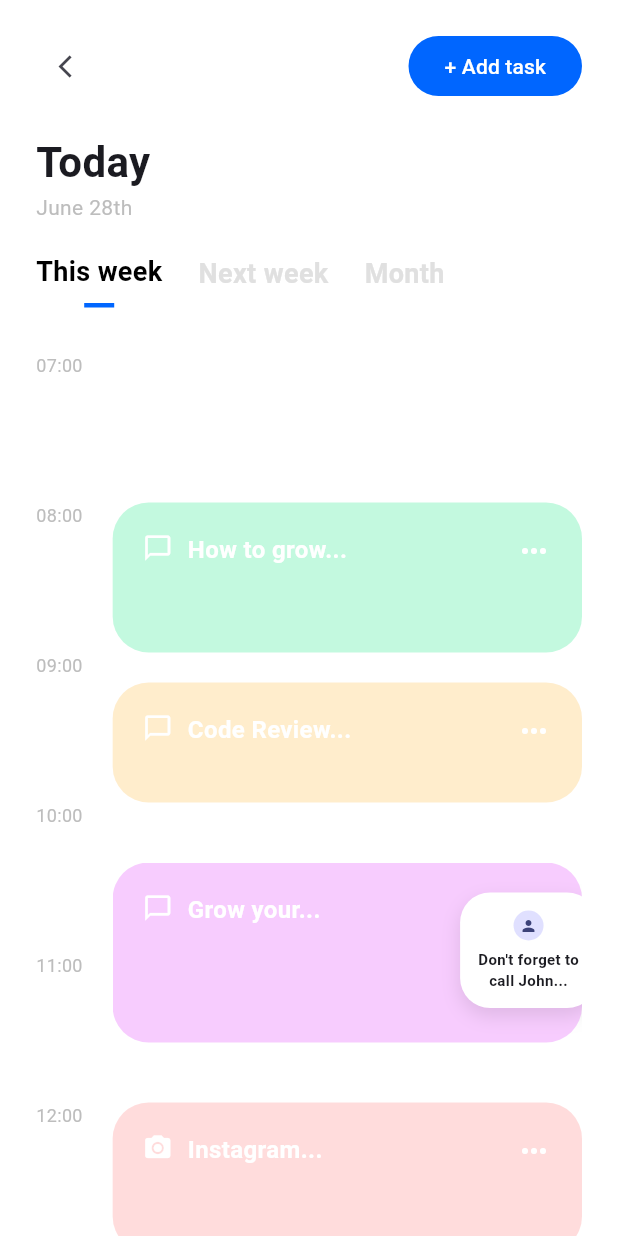
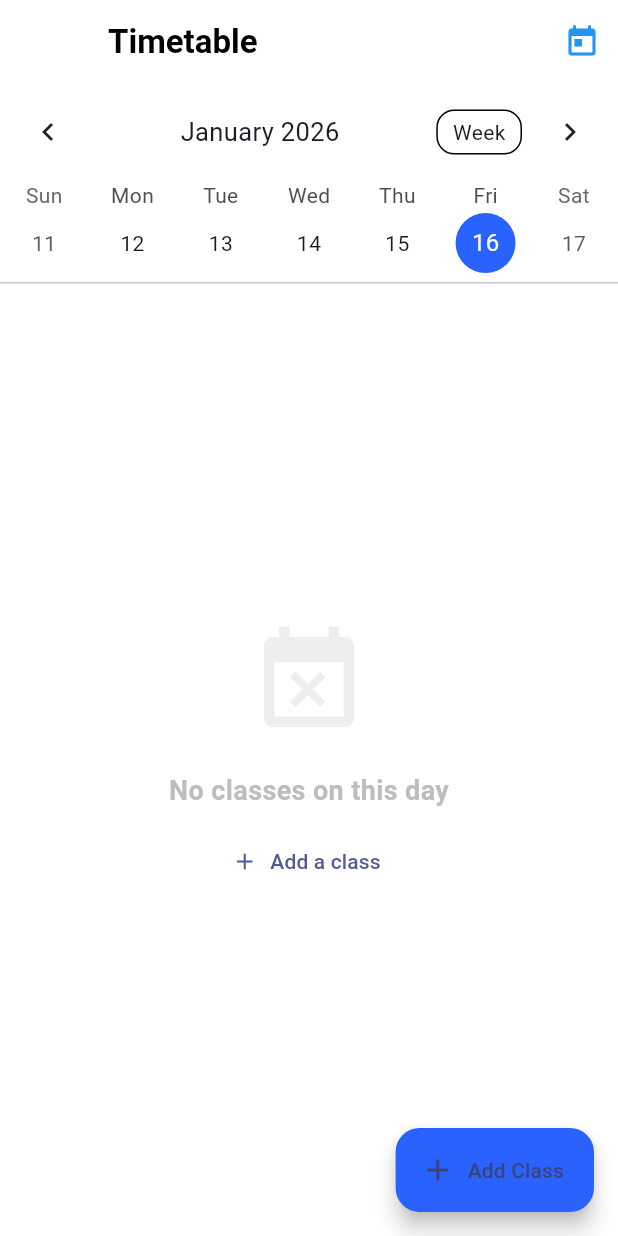
Before and after one commit to TusharDwarka/UOMPerApp, a Flutter app: the TimetableTab screen opened directly, on a phone screen of 412 x 824 dp. Run offline on Flutter 3.47's test engine with Material 3 defaults, Android fonts, the phone set to English and light mode, and no system bars; drawn by our look-alikes of table_calendar; our stand-ins replace isar_community; accounts and stored records are empty; generated files the repository leaves out were written again.

Commit message:
Timetable fix

```diff
--- a/lib/screens/timetable_tab.dart
+++ b/lib/screens/timetable_tab.dart
@@ -1,181 +1,317 @@
 import 'package:flutter/material.dart';
+import 'package:table_calendar/table_calendar.dart';
+import 'package:provider/provider.dart';
+import 'package:intl/intl.dart';
+import '../providers/timetable_provider.dart';
+import '../models/class_session.dart';
 
-class TimetableTab extends StatelessWidget {
+class TimetableTab extends StatefulWidget {
   const TimetableTab({super.key});
+
+  @override
+  State<TimetableTab> createState() => _TimetableTabState();
+}
+
+class _TimetableTabState extends State<TimetableTab> {
+  CalendarFormat _calendarFormat = CalendarFormat.week;
+  DateTime _focusedDay = DateTime.now();
+  DateTime? _selectedDay;
+
+  @override
+  void initState() {
+    super.initState();
+    _selectedDay = _focusedDay;
+    // Load data
+    WidgetsBinding.instance.addPostFrameCallback((_) {
+      Provider.of<TimetableProvider>(context, listen: false).loadSessions();
+    });
+  }
+
+  List<ClassSession> _getEventsForDay(DateTime day, List<ClassSession> allSessions) {
+    // Convert DateTime day to string (e.g., "Monday")
+    final dayName = DateFormat('EEEE').format(day);
+
+    // Filter recurring sessions for this weekday
+    return allSessions.where((s) => s.day == dayName).toList()
+      ..sort((a, b) => a.startTime.compareTo(b.startTime));
+  }
+
+  void _showAddSessionDialog() {
+    final formKey = GlobalKey<FormState>();
+    String subject = '';
+    String room = '';
+    String startTime = "09:00";
+    String endTime = "10:30";
+    // Default to selected day name
+    String selectedDayName = DateFormat('EEEE').format(_selectedDay ?? DateTime.now());
+    final days = ['Monday', 'Tuesday', 'Wednesday', 'Thursday', 'Friday', 'Saturday', 'Sunday'];
+
+    showModalBottomSheet(
+      context: context,
+      isScrollControlled: true,
+      shape: const RoundedRectangleBorder(borderRadius: BorderRadius.vertical(top: Radius.circular(20))),
+      builder: (context) => Padding(
+        padding: EdgeInsets.only(bottom: MediaQuery.of(context).viewInsets.bottom, top: 20, left: 20, right: 20),
+        child: Form(
+          key: formKey,
+          child: Column(
+            mainAxisSize: MainAxisSize.min,
+            crossAxisAlignment: CrossAxisAlignment.start,
+            children: [
+              const Text("Add New Class", style: TextStyle(fontSize: 20, fontWeight: FontWeight.bold)),
+              const SizedBox(height: 20),
+              TextFormField(
+                decoration: InputDecoration(
+                  labelText: "Subject / Module",
+                  border: OutlineInputBorder(borderRadius: BorderRadius.circular(12)),
+                  prefixIcon: const Icon(Icons.book_outlined),
+                ),
+                validator: (v) => v!.isEmpty ? "Required" : null,
+                onSaved: (v) => subject = v!,
+              ),
+              const SizedBox(height: 15),
+              TextFormField(
+                decoration: InputDecoration(
+                  labelText: "Room / Location",
+                  border: OutlineInputBorder(borderRadius: BorderRadius.circular(12)),
+                  prefixIcon: const Icon(Icons.location_on_outlined),
+                ),
+                onSaved: (v) => room = v ?? '',
+              ),
+              const SizedBox(height: 15),
+              DropdownButtonFormField<String>(
+                value: days.contains(selectedDayName) ? selectedDayName : 'Monday',
+                decoration: InputDecoration(labelText: "Day", border: OutlineInputBorder(borderRadius: BorderRadius.circular(12))),
+                items: days.map((d) => DropdownMenuItem(value: d, child: Text(d))).toList(),
+                onChanged: (v) => selectedDayName = v!,
+              ),
+              const SizedBox(height: 15),
+              Row(
+                children: [
+                  Expanded(
+                    child: TextFormField(
+                      initialValue: startTime,
+                      decoration: const InputDecoration(labelText: "Start (HH:MM)", border: OutlineInputBorder()),
+                      onSaved: (v) => startTime = v!,
+                    ),
+                  ),
+                  const SizedBox(width: 10),
+                  Expanded(
+                    child: TextFormField(
+                      initialValue: endTime,
+                      decoration: const InputDecoration(labelText: "End (HH:MM)", border: OutlineInputBorder()),
+                      onSaved: (v) => endTime = v!,
+                    ),
+                  ),
+                ],
+              ),
+              const SizedBox(height: 25),
+              SizedBox(
+                width: double.infinity,
+                height: 50,
+                child: ElevatedButton(
+                  onPressed: () {
+                    if (formKey.currentState!.validate()) {
+                      formKey.currentState!.save();
+                      final newSession = ClassSession(
+                        subject: subject,
+                        room: room,
+                        day: selectedDayName,
+                        startTime: startTime,
+                        endTime: endTime,
+                        isUser: true,
+                      );
+                      Provider.of<TimetableProvider>(context, listen: false).addSession(newSession);
+                      Navigator.pop(context);
+                    }
+                  },
+                  style: ElevatedButton.styleFrom(
+                    backgroundColor: const Color(0xFF2962FF),
+                    foregroundColor: Colors.white,
+                    shape: RoundedRectangleBorder(borderRadius: BorderRadius.circular(12)),
+                  ),
+                  child: const Text("Save Class"),
+                ),
+              ),
+              const SizedBox(height: 20),
+            ],
+          ),
+        ),
+      ),
+    );
+  }
 
   @override
   Widget build(BuildContext context) {
     return Scaffold(
       backgroundColor: Colors.white,
-      body: SafeArea(
-        child: Column(
-          children: [
-            _buildHeader(),
-            Expanded(
-              child: SingleChildScrollView(
-                padding: const EdgeInsets.symmetric(horizontal: 24, vertical: 20),
-                child: Row(
-                  crossAxisAlignment: CrossAxisAlignment.start,
-                  children: [
-                    _buildTimeColumn(),
-                    const SizedBox(width: 20),
-                    Expanded(child: _buildEventColumn()),
-                  ],
-                ),
+      appBar: AppBar(
+        title: const Text('Timetable', style: TextStyle(color: Colors.black, fontWeight: FontWeight.bold)),
+        backgroundColor: Colors.white,
+        elevation: 0,
+        centerTitle: false,
+        actions: [
+          IconButton(
+            icon: const Icon(Icons.today, color: Colors.blue),
+            onPressed: () {
+              setState(() {
+                _focusedDay = DateTime.now();
+                _selectedDay = DateTime.now();
+              });
+            },
+          )
+        ],
+      ),
+      floatingActionButton: FloatingActionButton.extended(
+        onPressed: _showAddSessionDialog,
+        backgroundColor: const Color(0xFF2962FF),
+        icon: const Icon(Icons.add),
+        label: const Text("Add Class"),
+      ),
+      body: Consumer<TimetableProvider>(
+        builder: (context, timetable, _) {
+          final events = _getEventsForDay(_selectedDay ?? DateTime.now(), timetable.userSessions);
+
+          return Column(
+            children: [
+              _buildCalendar(),
+              const Divider(height: 1),
+              Expanded(
+                child: events.isEmpty
+                  ? _buildEmptyState()
+                  : ListView.builder(
+                      padding: const EdgeInsets.all(20),
+                      itemCount: events.length,
+                      itemBuilder: (context, index) {
+                        return _buildClassCard(events[index]);
+                      },
+                    ),
               ),
-            ),
-          ],
-        ),
+            ],
+          );
+        },
       ),
     );
   }
 
-  Widget _buildHeader() {
+  Widget _buildCalendar() {
+    return TableCalendar(
+      firstDay: DateTime.utc(2023, 1, 1),
+      lastDay: DateTime.utc(2030, 12, 31),
+      focusedDay: _focusedDay,
+      calendarFormat: _calendarFormat,
+      selectedDayPredicate: (day) => isSameDay(_selectedDay, day),
+      onDaySelected: (selectedDay, focusedDay) {
+        setState(() {
+          _selectedDay = selectedDay;
+          _focusedDay = focusedDay;
+        });
+      },
+      onFormatChanged: (format) {
+        if (_calendarFormat != format) {
+          setState(() {
+            _calendarFormat = format;
+          });
+        }
+      },
+      onPageChanged: (focusedDay) {
+        _focusedDay = focusedDay;
+      },
+      calendarStyle: const CalendarStyle(
+        selectedDecoration: BoxDecoration(color: Color(0xFF2962FF), shape: BoxShape.circle),
+        todayDecoration: BoxDecoration(color: Color(0xFF90CAF9), shape: BoxShape.circle),
+        markerDecoration: BoxDecoration(color: Color(0xFF2962FF), shape: BoxShape.circle),
+      ),
+      headerStyle: const HeaderStyle(
+        formatButtonVisible: true,
+        titleCentered: true,
+        formatButtonShowsNext: false,
+      ),
+    );
+  }
+
+  Widget _buildClassCard(ClassSession session) {
+    // Generate color from subject hash for consistency
+    final color = [
+       const Color(0xFFE3F2FD), // Blue
+       const Color(0xFFF3E5F5), // Purple
+       const Color(0xFFE8F5E9), // Green
+       const Color(0xFFFFF3E0), // Orange
+    ][session.subject.hashCode.abs() % 4];
+
+    final accentColor = [
+       const Color(0xFF1565C0),
+       const Color(0xFF7B1FA2),
+       const Color(0xFF2E7D32),
+       const Color(0xFFEF6C00),
+    ][session.subject.hashCode.abs() % 4];
+
     return Container(
-      padding: const EdgeInsets.fromLTRB(24, 20, 24, 0),
-      color: Colors.white,
-      child: Column(
-        crossAxisAlignment: CrossAxisAlignment.start,
+      margin: const EdgeInsets.only(bottom: 16),
+      padding: const EdgeInsets.all(20),
+      decoration: BoxDecoration(
+        color: color,
+        borderRadius: BorderRadius.circular(20),
+        border: Border.all(color: accentColor.withOpacity(0.1)),
+      ),
+      child: Row(
         children: [
-          Row(
-            mainAxisAlignment: MainAxisAlignment.spaceBetween,
-            children: [
-              IconButton(onPressed: () {}, icon: const Icon(Icons.arrow_back_ios, size: 18)),
-              ElevatedButton(
-                onPressed: () {},
-                style: ElevatedButton.styleFrom(
-                  backgroundColor: const Color(0xFF0066FF),
-                  shape: RoundedRectangleBorder(borderRadius: BorderRadius.circular(20)),
-                  elevation: 0,
+          Container(
+            padding: const EdgeInsets.symmetric(vertical: 8, horizontal: 12),
+            decoration: BoxDecoration(
+              color: Colors.white,
+              borderRadius: BorderRadius.circular(12),
+            ),
+            child: Column(
+              children: [
+                Text(session.startTime, style: TextStyle(fontWeight: FontWeight.bold, color: accentColor)),
+                Container(height: 1, width: 20, color: Colors.grey[300], margin: const EdgeInsets.symmetric(vertical: 4)),
+                Text(session.endTime, style: TextStyle(color: Colors.grey[600], fontSize: 12)),
+              ],
+            ),
+          ),
+          const SizedBox(width: 20),
+          Expanded(
+            child: Column(
+              crossAxisAlignment: CrossAxisAlignment.start,
+              children: [
+                Text(
+                  session.subject,
+                  style: TextStyle(fontSize: 18, fontWeight: FontWeight.bold, color: accentColor)
                 ),
-                child: const Text("+ Add task", style: TextStyle(color: Colors.white)),
-              ),
-            ],
+                const SizedBox(height: 5),
+                Row(
+                  children: [
+                    Icon(Icons.location_on, size: 16, color: accentColor.withOpacity(0.7)),
+                    const SizedBox(width: 4),
+                    Text(session.room, style: TextStyle(color: Colors.grey[700])),
+                  ],
+                ),
+              ],
+            ),
           ),
-          const SizedBox(height: 20),
-          const Text("Today", style: TextStyle(fontSize: 28, fontWeight: FontWeight.bold)),
-          Text("June 28th", style: TextStyle(color: Colors.grey[400], fontSize: 14)),
-          const SizedBox(height: 20),
-          Row(
-            children: [
-              _buildTab("This week", true),
-              _buildTab("Next week", false),
-              _buildTab("Month", false), // Cut off in image, guessing
-            ],
-          ),
-          const SizedBox(height: 10),
         ],
       ),
     );
   }
 
-  Widget _buildTab(String text, bool isSelected) {
-    return Padding(
-      padding: const EdgeInsets.only(right: 24),
+  Widget _buildEmptyState() {
+    return Center(
       child: Column(
+        mainAxisAlignment: MainAxisAlignment.center,
         children: [
+          Icon(Icons.event_busy, size: 80, color: Colors.grey[200]),
+          const SizedBox(height: 20),
           Text(
-            text,
-            style: TextStyle(
-              fontSize: 18,
-              fontWeight: FontWeight.bold,
-              color: isSelected ? Colors.black : Colors.grey[300],
-            ),
+            "No classes on this day",
+            style: TextStyle(color: Colors.grey[400], fontSize: 18, fontWeight: FontWeight.bold)
           ),
-          const SizedBox(height: 8),
-          if (isSelected)
-            Container(width: 20, height: 3, color: const Color(0xFF0066FF))
-        ],
-      ),
-    );
-  }
-
-  Widget _buildTimeColumn() {
-    return Column(
-      children: [
-        for (int i = 7; i <= 16; i++)
-          Container(
-            height: 100, // Grid height
-            alignment: Alignment.topCenter,
-            child: Text(
-              "${i.toString().padLeft(2, '0')}:00",
-              style: TextStyle(color: Colors.grey[400], fontSize: 12),
-            ),
-          ),
-      ],
-    );
-  }
-
-  Widget _buildEventColumn() {
-    return Stack(
-      children: [
-        // Grid lines (optional, kept subtle)
-        // Events
-        Column(
-          children: [
-             const SizedBox(height: 100), // Gap for 7-8
-             _buildEventCard("How to grow...", const Color(0xFF69F0AE), 100), // 8-9
-             const SizedBox(height: 0),
-             _buildEventCard("Code Review...", const Color(0xFFFFD180), 80), // 9-10ish
-             const SizedBox(height: 20),
-             Stack(
-               children: [
-                 _buildEventCard("Grow your...", const Color(0xFFEA80FC), 120),
-                 Positioned(
-                   right: -10,
-                   top: 20,
-                   child: _buildFloatingBubble(),
-                 )
-               ]
-             ),
-             const SizedBox(height: 20),
-             _buildEventCard("Instagram...", const Color(0xFFFF5252), 100, isStriped: true),
-          ],
-        )
-      ],
-    );
-  }
-
-  Widget _buildEventCard(String title, Color color, double height, {bool isStriped = false}) {
-    return Container(
-      width: double.infinity,
-      height: height,
-      padding: const EdgeInsets.all(20),
-      margin: const EdgeInsets.only(bottom: 20),
-      decoration: BoxDecoration(
-        color: color.withOpacity(isStriped ? 0.2 : 0.4), // Soft pastel
-        borderRadius: BorderRadius.circular(24),
-        // If striped, we would add a CustomPaint or DecorationImage, simplified here to plain
-      ),
-      child: Row(
-        crossAxisAlignment: CrossAxisAlignment.start,
-        children: [
-           Icon(isStriped ? Icons.camera_alt : Icons.chat_bubble_outline, color: Colors.white, size: 20),
-           const SizedBox(width: 10),
-           Expanded(
-             child: Text(title, style: const TextStyle(color: Colors.white, fontWeight: FontWeight.bold, fontSize: 16)),
-           ),
-           const Icon(Icons.more_horiz, color: Colors.white),
-        ],
-      )
-    );
-  }
-
-  Widget _buildFloatingBubble() {
-    return Container(
-      padding: const EdgeInsets.all(12),
-      decoration: BoxDecoration(
-        color: Colors.white,
-        borderRadius: BorderRadius.circular(20),
-        boxShadow: [
-          BoxShadow(color: Colors.black.withOpacity(0.1), blurRadius: 10, offset: const Offset(0, 5))
-        ]
-      ),
-      child: Column(
-        children: [
-          const CircleAvatar(radius: 10, child: Icon(Icons.person, size: 12)),
-          const SizedBox(height: 5),
-          const Text("Don't forget to\ncall John...", style: TextStyle(fontSize: 10, fontWeight: FontWeight.bold), textAlign: TextAlign.center),
+          const SizedBox(height: 10),
+          TextButton.icon(
+             onPressed: _showAddSessionDialog,
+             icon: const Icon(Icons.add),
+             label: const Text("Add a class"),
+          )
         ],
       ),
     );
```
